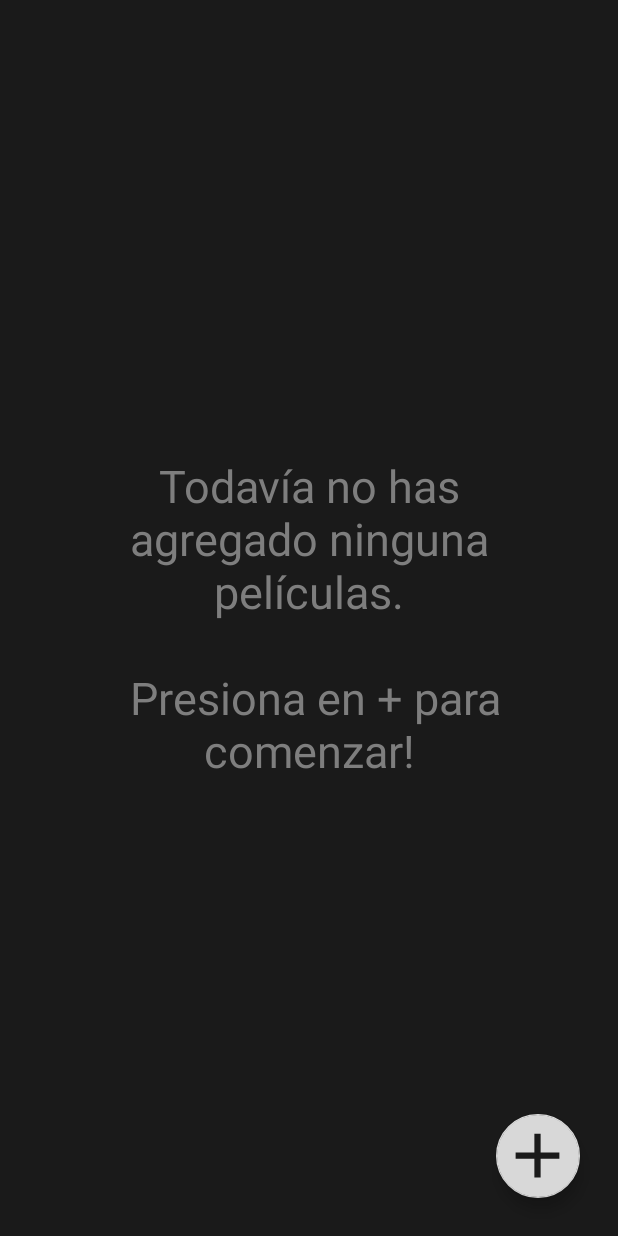
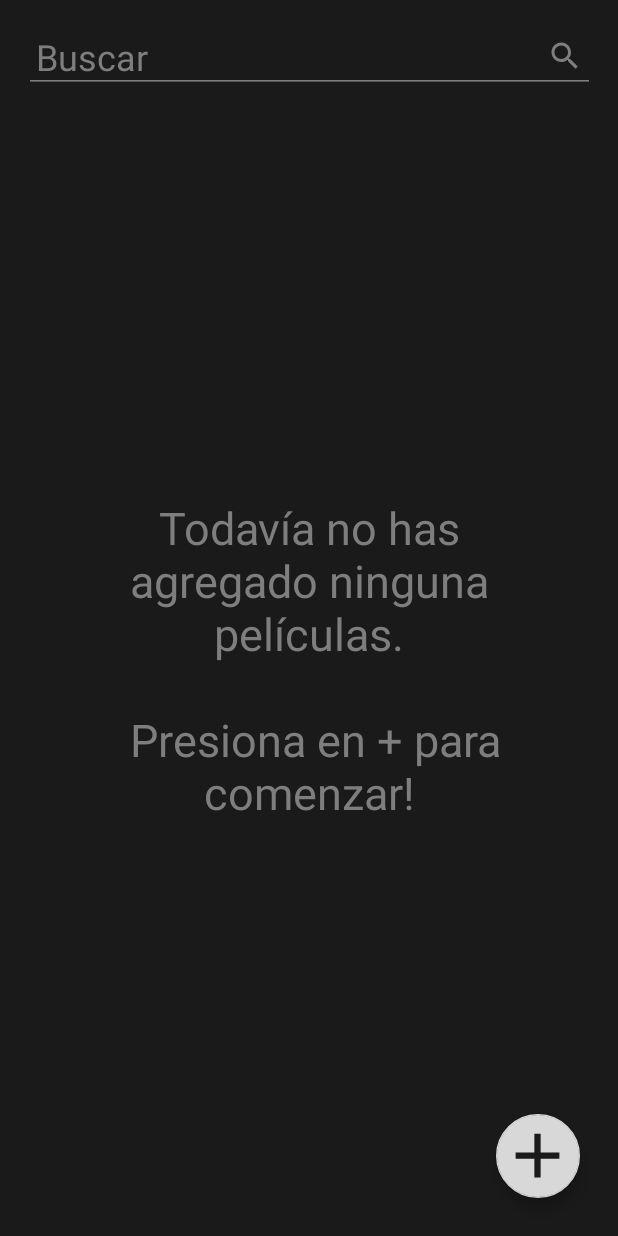
Before and after one commit to RepCode/HaveISeenIt, an Android app: the MoviesActivity screen opened directly, with no data from a screen before it, on a phone screen of 412 x 824 dp. Run offline under Robolectric (Android 15) with nearby library versions, the phone set to English and light mode, and no system bars.

Commit message:
added search toolbar

```diff
--- a/app/src/main/AndroidManifest.xml
+++ b/app/src/main/AndroidManifest.xml
@@ -9,15 +9,14 @@
         android:roundIcon="@mipmap/ic_launcher_round"
         android:supportsRtl="true"
         android:theme="@style/AppTheme">
-        <activity android:name=".activities.movies.MoviesActivity"></activity>
         <activity android:name=".activities.splash.SplashScreen">
             <intent-filter>
                 <action android:name="android.intent.action.MAIN" />
-
                 <category android:name="android.intent.category.LAUNCHER" />
             </intent-filter>
         </activity>
         <activity android:name=".activities.users.UserActivity" />
+        <activity android:name=".activities.movies.MoviesActivity"></activity>
     </application>
 
 </manifest>
--- a/app/src/main/java/com/utn/haveiseenit/activities/movies/MoviesActivity.kt
+++ b/app/src/main/java/com/utn/haveiseenit/activities/movies/MoviesActivity.kt
@@ -9,5 +9,9 @@ class MoviesActivity : AppCompatActivity() {
     override fun onCreate(savedInstanceState: Bundle?) {
         super.onCreate(savedInstanceState)
         setContentView(R.layout.activity_movies)
+
+        val toolbar = findViewById<androidx.appcompat.widget.Toolbar>(R.id.toolbar)
+        setSupportActionBar(toolbar)
+//        supportActionBar?.setDisplayShowTitleEnabled(false);
     }
 }
--- a/app/src/main/java/com/utn/haveiseenit/activities/movies/fragments/MoviesListFragment.kt
+++ b/app/src/main/java/com/utn/haveiseenit/activities/movies/fragments/MoviesListFragment.kt
@@ -1,61 +1,28 @@
 package com.utn.haveiseenit.activities.movies.fragments
 
 import android.os.Bundle
+import android.view.*
 import androidx.fragment.app.Fragment
-import android.view.LayoutInflater
-import android.view.View
-import android.view.ViewGroup
-
 import com.utn.haveiseenit.R
 
-// TODO: Rename parameter arguments, choose names that match
-// the fragment initialization parameters, e.g. ARG_ITEM_NUMBER
-private const val ARG_PARAM1 = "param1"
-private const val ARG_PARAM2 = "param2"
-
-/**
- * A simple [Fragment] subclass.
- * Use the [MoviesListFragment.newInstance] factory method to
- * create an instance of this fragment.
- */
 class MoviesListFragment : Fragment() {
-    // TODO: Rename and change types of parameters
-    private var param1: String? = null
-    private var param2: String? = null
-
+    private lateinit var v: View
     override fun onCreate(savedInstanceState: Bundle?) {
         super.onCreate(savedInstanceState)
-        arguments?.let {
-            param1 = it.getString(ARG_PARAM1)
-            param2 = it.getString(ARG_PARAM2)
-        }
+        setHasOptionsMenu(true)
     }
 
     override fun onCreateView(
         inflater: LayoutInflater, container: ViewGroup?,
         savedInstanceState: Bundle?
     ): View? {
-        // Inflate the layout for this fragment
-        return inflater.inflate(R.layout.fragment_movies_list, container, false)
+        setHasOptionsMenu(true)
+        v = inflater.inflate(R.layout.fragment_movies_list, container, false)
+        return v
     }
 
-    companion object {
-        /**
-         * Use this factory method to create a new instance of
-         * this fragment using the provided parameters.
-         *
-         * @param param1 Parameter 1.
-         * @param param2 Parameter 2.
-         * @return A new instance of fragment MoviesListFragment.
-         */
-        // TODO: Rename and change types and number of parameters
-        @JvmStatic
-        fun newInstance(param1: String, param2: String) =
-            MoviesListFragment().apply {
-                arguments = Bundle().apply {
-                    putString(ARG_PARAM1, param1)
-                    putString(ARG_PARAM2, param2)
-                }
-            }
+    override fun onCreateOptionsMenu(menu: Menu, inflater: MenuInflater) {
+        inflater.inflate(R.menu.empty_toolbar, menu)
+        super.onCreateOptionsMenu(menu, inflater)
     }
 }
--- a/app/src/main/java/com/utn/haveiseenit/activities/users/UserActivity.kt
+++ b/app/src/main/java/com/utn/haveiseenit/activities/users/UserActivity.kt
@@ -9,5 +9,8 @@ class UserActivity : AppCompatActivity() {
     override fun onCreate(savedInstanceState: Bundle?) {
         super.onCreate(savedInstanceState)
         setContentView(R.layout.activity_user)
+
+        val toolbar = findViewById<androidx.appcompat.widget.Toolbar>(R.id.toolbar)
+        setSupportActionBar(toolbar)
     }
 }
--- a/app/src/main/java/com/utn/haveiseenit/activities/users/fragments/LoginFragment.kt
+++ b/app/src/main/java/com/utn/haveiseenit/activities/users/fragments/LoginFragment.kt
@@ -1,5 +1,6 @@
 package com.utn.haveiseenit.activities.users.fragments
 
+import android.content.Intent
 import android.os.Bundle
 import androidx.fragment.app.Fragment
 import android.view.LayoutInflater
@@ -10,6 +11,8 @@ import android.widget.TextView
 import androidx.navigation.findNavController
 
 import com.utn.haveiseenit.R
+import com.utn.haveiseenit.activities.movies.MoviesActivity
+import com.utn.haveiseenit.activities.users.UserActivity
 import com.utn.haveiseenit.database.appDatabase
 import com.utn.haveiseenit.forms.Form
 import com.utn.haveiseenit.services.UserAuthentication
@@ -59,7 +62,8 @@ class Login : Fragment() {
                 loginForm.getValue("password")
             ) { _, error ->
                 if (error == null) {
-                    v.findNavController().navigate(LoginDirections.actionLoginToMovieNavigation())
+                    startActivity(Intent(activity, MoviesActivity::class.java))
+                    requireActivity().finish()
                     v.findViewById<TextView>(R.id.login_failed_text).visibility = View.INVISIBLE
                 } else {
                     v.findViewById<TextView>(R.id.login_failed_text).visibility = View.VISIBLE
--- /dev/null
+++ b/app/src/main/res/drawable/ic_search_grey_24dp.xml
@@ -0,0 +1,9 @@
+<vector xmlns:android="http://schemas.android.com/apk/res/android"
+        android:width="24dp"
+        android:height="24dp"
+        android:viewportWidth="24.0"
+        android:viewportHeight="24.0">
+    <path
+        android:fillColor="@color/colorGrey"
+        android:pathData="M15.5,14h-0.79l-0.28,-0.27C15.41,12.59 16,11.11 16,9.5 16,5.91 13.09,3 9.5,3S3,5.91 3,9.5 5.91,16 9.5,16c1.61,0 3.09,-0.59 4.23,-1.57l0.27,0.28v0.79l5,4.99L20.49,19l-4.99,-5zM9.5,14C7.01,14 5,11.99 5,9.5S7.01,5 9.5,5 14,7.01 14,9.5 11.99,14 9.5,14z"/>
+</vector>
--- a/app/src/main/res/layout/activity_movies.xml
+++ b/app/src/main/res/layout/activity_movies.xml
@@ -11,11 +11,44 @@
         android:name="androidx.navigation.fragment.NavHostFragment"
         android:layout_width="0dp"
         android:layout_height="0dp"
+        android:layout_marginTop="55dp"
+        app:defaultNavHost="true"
+        app:layout_constraintBottom_toBottomOf="parent"
         app:layout_constraintLeft_toLeftOf="parent"
         app:layout_constraintRight_toRightOf="parent"
         app:layout_constraintTop_toTopOf="parent"
-        app:layout_constraintBottom_toBottomOf="parent"
-        app:defaultNavHost="true"
         app:navGraph="@navigation/movie_navigation" />
 
+    <androidx.appcompat.widget.Toolbar
+        android:id="@+id/toolbar"
+        android:layout_width="match_parent"
+        android:layout_height="wrap_content"
+        android:background="?attr/colorPrimary"
+        android:minHeight="?attr/actionBarSize"
+        android:paddingStart="5dp"
+        android:paddingTop="10dp"
+        android:paddingEnd="10dp"
+        android:theme="?attr/actionBarTheme"
+        app:layout_constraintEnd_toEndOf="parent"
+        app:layout_constraintStart_toStartOf="parent"
+        app:layout_constraintTop_toTopOf="parent">
+
+        <EditText
+            android:id="@+id/editText"
+            android:layout_width="match_parent"
+            android:layout_height="wrap_content"
+            android:backgroundTint="@color/colorGrey"
+            android:drawableEnd="@drawable/ic_search_grey_24dp"
+            android:ems="10"
+            android:hint="@string/search"
+            android:importantForAutofill="no"
+            android:inputType="text"
+            android:padding="8dp"
+            android:textColor="@color/colorWhite"
+            android:textColorHint="@color/colorGrey"
+            android:textSize="24sp"
+            tools:layout_editor_absoluteX="16dp"
+            tools:layout_editor_absoluteY="2dp" />
+    </androidx.appcompat.widget.Toolbar>
+
 </androidx.constraintlayout.widget.ConstraintLayout>
--- /dev/null
+++ b/app/src/main/res/menu/empty_toolbar.xml
@@ -0,0 +1,4 @@
+<?xml version="1.0" encoding="utf-8"?>
+<menu xmlns:app="http://schemas.android.com/apk/res-auto"
+    xmlns:android="http://schemas.android.com/apk/res/android">
+</menu>
--- a/app/src/main/res/values/strings.xml
+++ b/app/src/main/res/values/strings.xml
@@ -31,4 +31,5 @@
     <string name="password_error_message">la contraseña debe tener entre 5 y 10 caracteres y contener un número</string>
     <!--  Movies List  -->
     <string name="no_movies_added">Todavía no has agregado ninguna películas.\n\n Presiona en + para comenzar!</string>
+    <string name="search">Buscar</string>
 </resources>
```
Also changed, not shown: app/src/main/java/com/utn/haveiseenit/activities/movies/fragments/MovieDetailFragment.kt (+9 -40 lines).
